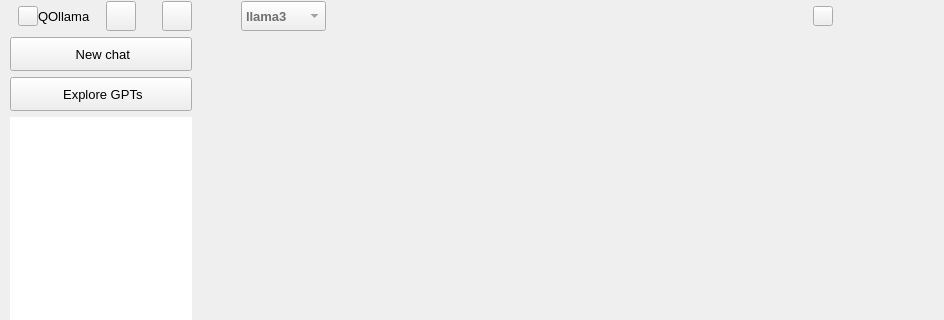
Before: the Qt Designer form forms/mainwindow.ui in farleyrunkel/qollama, drawn with Qt 5; both pictures show x 0 to 944 and y 0 to 320 of the 944 by 592 pixel window.
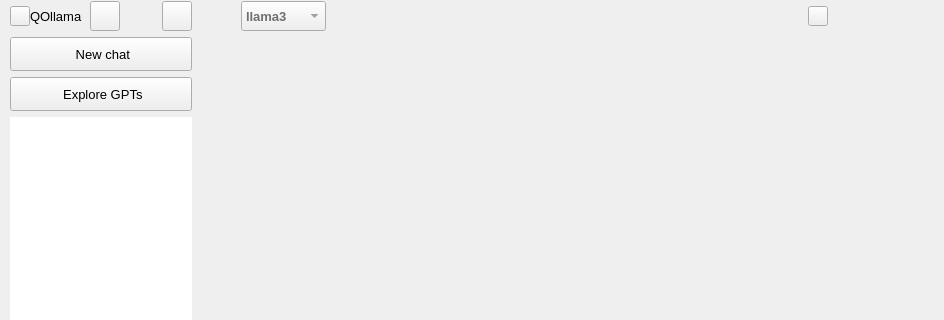
After: the same form once the commit is applied. Icons and pictures are not drawn. Custom widgets are drawn as their Qt base class.

What changed in the file:
```diff
--- a/forms/mainwindow.ui
+++ b/forms/mainwindow.ui
@@ -154,9 +154,22 @@
             <number>0</number>
            </property>
            <item>
+            <widget class="QWidget" name="leftTitleBar" native="true">
             <layout class="QHBoxLayout" name="horizontalLayout_5">
              <property name="spacing">
-              <number>8</number>
+               <number>0</number>
+              </property>
+              <property name="leftMargin">
+               <number>0</number>
+              </property>
+              <property name="topMargin">
+               <number>0</number>
+              </property>
+              <property name="rightMargin">
+               <number>0</number>
+              </property>
+              <property name="bottomMargin">
+               <number>0</number>
              </property>
              <item>
               <widget class="IMacButtonsWidget" name="macButtons" native="true">
@@ -321,6 +334,7 @@
               </widget>
              </item>
             </layout>
+            </widget>
            </item>
            <item>
             <widget class="INewChatButton" name="newChatButton">
@@ -703,26 +717,23 @@
          </widget>
         </item>
         <item row="0" column="0">
-         <layout class="QHBoxLayout" name="horizontalLayout_4">
+         <widget class="QWidget" name="titleBar" native="true">
+          <layout class="QHBoxLayout" name="rightTitleBar">
           <property name="spacing">
-           <number>0</number>
-          </property>
-          <item>
-           <spacer name="horizontalSpacer">
-            <property name="orientation">
-             <enum>Qt::Horizontal</enum>
-            </property>
-            <property name="sizeType">
-             <enum>QSizePolicy::Fixed</enum>
-            </property>
-            <property name="sizeHint" stdset="0">
-             <size>
-              <width>10</width>
-              <height>20</height>
-             </size>
-            </property>
-           </spacer>
-          </item>
+            <number>5</number>
+           </property>
+           <property name="leftMargin">
+            <number>5</number>
+           </property>
+           <property name="topMargin">
+            <number>0</number>
+           </property>
+           <property name="rightMargin">
+            <number>0</number>
+           </property>
+           <property name="bottomMargin">
+            <number>0</number>
+           </property>
           <item>
            <widget class="QPushButton" name="expandButton">
             <property name="sizePolicy">
@@ -871,6 +882,7 @@
            </widget>
           </item>
          </layout>
+         </widget>
         </item>
        </layout>
       </widget>
@@ -902,6 +914,12 @@
    <header location="global">iwinbuttonswidget.h</header>
    <container>1</container>
   </customwidget>
+  <customwidget>
+   <class>IWidget</class>
+   <extends>QWidget</extends>
+   <header location="global">iwidget.h</header>
+   <container>1</container>
+  </customwidget>
  </customwidgets>
  <resources>
   <include location="../resources/resouces.qrc"/>
```
Left out of the diff: 4 changed lines with no effect on the pictures. Lines whose indentation alone changed are shown as unchanged.
